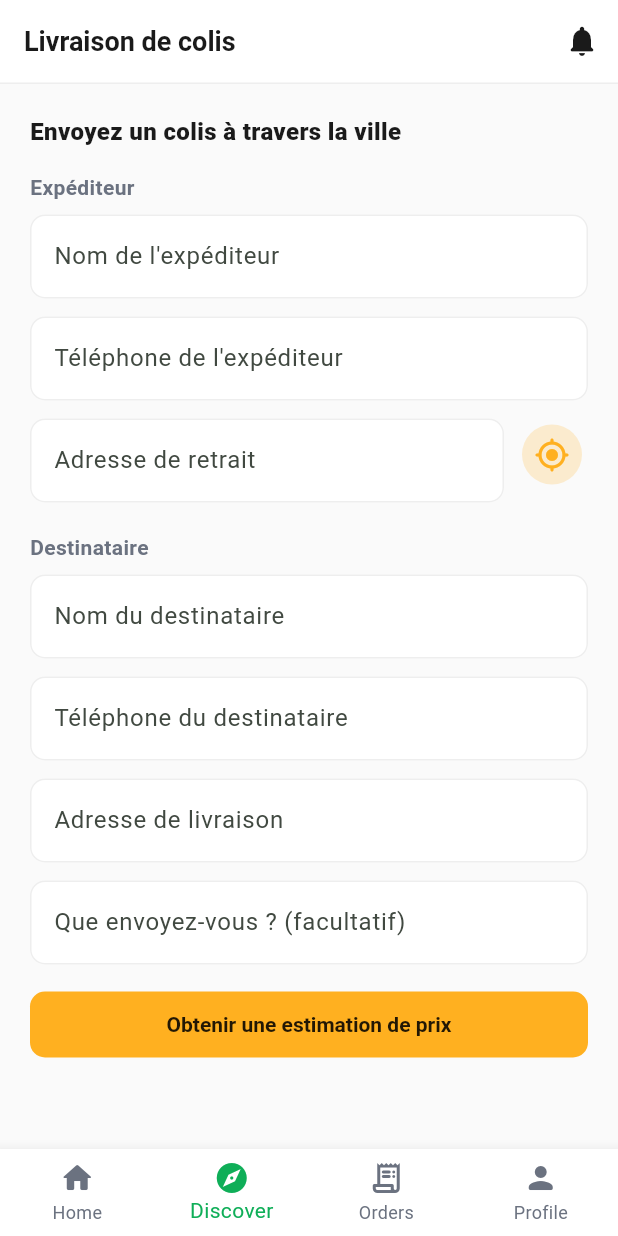
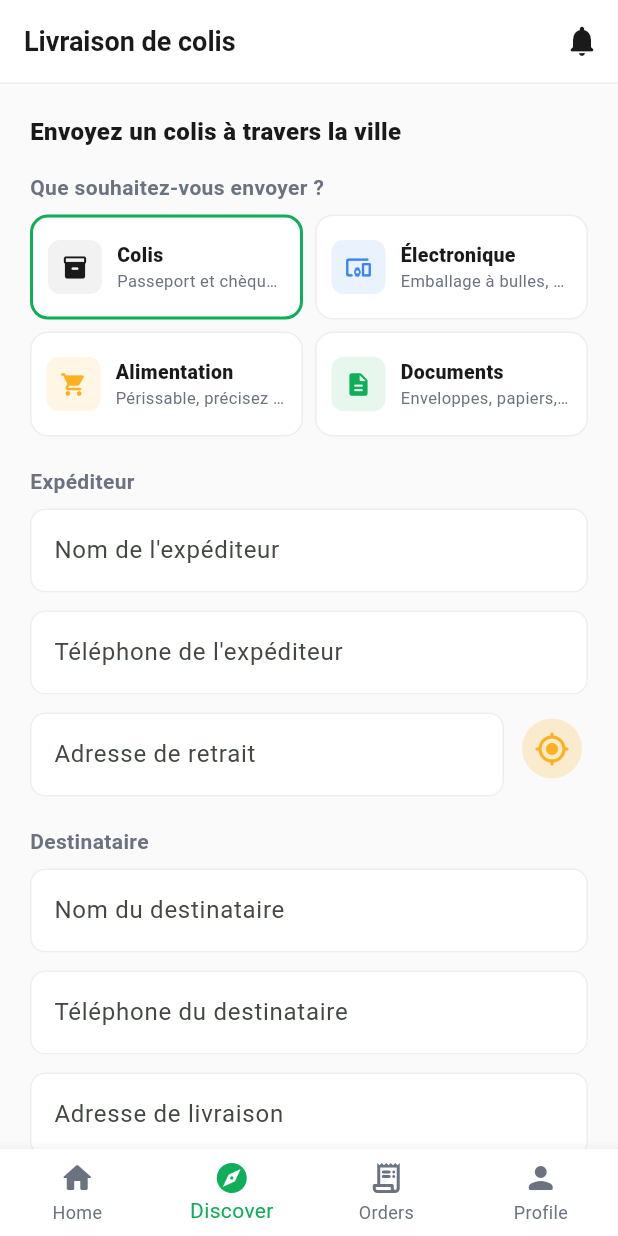
Before and after one commit to toubapay/ocassweb, a Flutter app: the DeliveryScreen screen opened by its route, on a phone screen of 412 x 824 dp. Run offline on Flutter 3.47's test engine with Material 3 defaults, Android fonts, the phone set to English and light mode, and no system bars; our stand-ins replace dio, flutter_contacts, flutter_secure_storage, geolocator, go_router, google_maps_flutter and 2 more; accounts and stored records are empty; network calls fail.

Commit message:
Add delivery package type selector and redesigned distance/price card
Adds a package type field (Package/Electronics/Food/Documents) to
delivery requests, shown as a 2x2 selectable card grid on the request
form and as a badge on the list/detail views. Also extracts the
distance+price summary into a shared two-column card component used
consistently on the create form and tracking page, mirroring the
reference delivery app's layout. Mirrored across web and Flutter.

```diff
--- /dev/null
+++ b/mobile/lib/constants/delivery_package_types.dart
@@ -0,0 +1,51 @@
+import 'package:flutter/material.dart';
+
+import '../theme/app_theme.dart';
+
+/// Dart port of src/constants/deliveryPackageTypes.js - same 4 package
+/// types, same icon/color/background pairing per type. "Restaurant" from
+/// the reference design is intentionally left out, same reasoning as the
+/// web version: Ocass already has a dedicated Restaurant module.
+class DeliveryPackageTypeInfo {
+  final String key;
+  final IconData icon;
+  final Color color;
+  final Color bg;
+
+  const DeliveryPackageTypeInfo({
+    required this.key,
+    required this.icon,
+    required this.color,
+    required this.bg,
+  });
+}
+
+const List<DeliveryPackageTypeInfo> deliveryPackageTypes = [
+  DeliveryPackageTypeInfo(
+    key: 'PACKAGE',
+    icon: Icons.inventory_2_rounded,
+    color: AppColors.textPrimary,
+    bg: Color(0xFFF2F2F2),
+  ),
+  DeliveryPackageTypeInfo(
+    key: 'ELECTRONICS',
+    icon: Icons.devices_other_rounded,
+    color: AppColors.blue,
+    bg: AppColors.blueSoft,
+  ),
+  DeliveryPackageTypeInfo(
+    key: 'FOOD',
+    icon: Icons.local_grocery_store_rounded,
+    color: AppColors.amber,
+    bg: AppColors.amberSoft,
+  ),
+  DeliveryPackageTypeInfo(
+    key: 'DOCUMENT',
+    icon: Icons.description_rounded,
+    color: AppColors.green,
+    bg: AppColors.greenSoft,
+  ),
+];
+
+DeliveryPackageTypeInfo packageTypeConfig(String? key) =>
+    deliveryPackageTypes.firstWhere((p) => p.key == key, orElse: () => deliveryPackageTypes.first);
--- a/mobile/lib/core/api_client.dart
+++ b/mobile/lib/core/api_client.dart
@@ -208,6 +208,7 @@ class ApiClient {
     required String dropoffAddress,
     required String receiverName,
     required String receiverPhone,
+    String packageType = 'PACKAGE',
     String? senderName,
     String? senderPhone,
     String? packageNote,
@@ -221,6 +222,7 @@ class ApiClient {
       'dropoffAddress': dropoffAddress,
       'receiverName': receiverName,
       'receiverPhone': receiverPhone,
+      'packageType': packageType,
       if (senderName != null && senderName.isNotEmpty) 'senderName': senderName,
       if (senderPhone != null && senderPhone.isNotEmpty) 'senderPhone': senderPhone,
       if (packageNote != null && packageNote.isNotEmpty) 'packageNote': packageNote,
--- a/mobile/lib/l10n/strings_fr.dart
+++ b/mobile/lib/l10n/strings_fr.dart
@@ -117,6 +117,15 @@ const Map<String, String> frStrings = {
   'delivery.locationSet': 'Position de retrait définie',
   'delivery.loginToRequest': 'Connectez-vous pour demander une livraison',
   'delivery.packageNote': 'Que envoyez-vous ? (facultatif)',
+  'delivery.packageType.heading': 'Que souhaitez-vous envoyer ?',
+  'delivery.packageType.PACKAGE.label': 'Colis',
+  'delivery.packageType.PACKAGE.hint': 'Passeport et chèques bancaires interdits',
+  'delivery.packageType.ELECTRONICS.label': 'Électronique',
+  'delivery.packageType.ELECTRONICS.hint': 'Emballage à bulles, précisez si fragile',
+  'delivery.packageType.FOOD.label': 'Alimentation',
+  'delivery.packageType.FOOD.hint': 'Périssable, précisez si à garder au frais',
+  'delivery.packageType.DOCUMENT.label': 'Documents',
+  'delivery.packageType.DOCUMENT.hint': "Enveloppes, papiers, copies de pièces d'identité",
   'delivery.pickupAddress': 'Adresse de retrait',
   'delivery.priceEstimateLabel': 'Prix estimé',
   'delivery.receiverName': 'Nom du destinataire',
--- a/mobile/lib/models/delivery_request.dart
+++ b/mobile/lib/models/delivery_request.dart
@@ -24,6 +24,7 @@ class DeliveryRequest {
   final String id;
   final String? senderName;
   final String? senderPhone;
+  final String packageType;
   final String pickupAddress;
   final double? pickupLat;
   final double? pickupLng;
@@ -45,6 +46,7 @@ class DeliveryRequest {
     required this.id,
     this.senderName,
     this.senderPhone,
+    this.packageType = 'PACKAGE',
     required this.pickupAddress,
     this.pickupLat,
     this.pickupLng,
@@ -67,6 +69,7 @@ class DeliveryRequest {
         id: json['id'] as String,
         senderName: json['senderName'] as String?,
         senderPhone: json['senderPhone'] as String?,
+        packageType: json['packageType'] as String? ?? 'PACKAGE',
         pickupAddress: json['pickupAddress'] as String,
         pickupLat: _parseNullableFloat(json['pickupLat']),
         pickupLng: _parseNullableFloat(json['pickupLng']),
--- a/mobile/lib/screens/delivery/delivery_screen.dart
+++ b/mobile/lib/screens/delivery/delivery_screen.dart
@@ -2,6 +2,7 @@ import 'package:flutter/material.dart';
 import 'package:go_router/go_router.dart';
 import 'package:provider/provider.dart';
 
+import '../../constants/delivery_package_types.dart';
 import '../../core/api_client.dart';
 import '../../core/format.dart';
 import '../../core/geo.dart';
@@ -10,6 +11,7 @@ import '../../models/delivery_request.dart';
 import '../../providers/auth_provider.dart';
 import '../../theme/app_theme.dart';
 import '../../widgets/address_autocomplete_field.dart';
+import '../../widgets/delivery_distance_price_card.dart';
 import '../../widgets/live_tracking_map.dart';
 import '../../widgets/top_bar.dart';
 
@@ -29,6 +31,7 @@ class _DeliveryScreenState extends State<DeliveryScreen> {
   final _dropoffController = TextEditingController();
   final _noteController = TextEditingController();
   bool _submitting = false;
+  String _packageType = 'PACKAGE';
   List<DeliveryRequest> _requests = [];
   (double, double)? _pickupCoords;
   (double, double)? _dropoffCoords;
@@ -134,6 +137,7 @@ class _DeliveryScreenState extends State<DeliveryScreen> {
     setState(() => _submitting = true);
     try {
       final request = await apiClient.createDeliveryRequest(
+        packageType: _packageType,
         pickupAddress: _pickupController.text.trim(),
         dropoffAddress: _dropoffController.text.trim(),
         receiverName: _receiverNameController.text.trim(),
@@ -161,6 +165,7 @@ class _DeliveryScreenState extends State<DeliveryScreen> {
         _pickupCoords = null;
         _dropoffCoords = null;
         _feeQuote = null;
+        _packageType = 'PACKAGE';
       });
       await _loadRequests();
     } catch (_) {
@@ -183,6 +188,62 @@ class _DeliveryScreenState extends State<DeliveryScreen> {
           Text(context.t('delivery.heading'),
               style: const TextStyle(fontWeight: FontWeight.w800, fontSize: 16)),
           const SizedBox(height: 16),
+          Text(context.t('delivery.packageType.heading'),
+              style: const TextStyle(fontWeight: FontWeight.w700, color: AppColors.textSecondary)),
+          const SizedBox(height: 8),
+          GridView.count(
+            crossAxisCount: 2,
+            shrinkWrap: true,
+            physics: const NeverScrollableScrollPhysics(),
+            mainAxisSpacing: 8,
+            crossAxisSpacing: 8,
+            childAspectRatio: 2.6,
+            children: deliveryPackageTypes.map((p) {
+              final selected = _packageType == p.key;
+              return InkWell(
+                borderRadius: BorderRadius.circular(12),
+                onTap: () => setState(() => _packageType = p.key),
+                child: Container(
+                  padding: const EdgeInsets.all(10),
+                  decoration: BoxDecoration(
+                    borderRadius: BorderRadius.circular(12),
+                    color: Colors.white,
+                    border: Border.all(
+                      color: selected ? Theme.of(context).colorScheme.primary : AppColors.divider,
+                      width: selected ? 2 : 1,
+                    ),
+                  ),
+                  child: Row(
+                    children: [
+                      Container(
+                        width: 36,
+                        height: 36,
+                        decoration: BoxDecoration(color: p.bg, borderRadius: BorderRadius.circular(8)),
+                        child: Icon(p.icon, color: p.color, size: 18),
+                      ),
+                      const SizedBox(width: 10),
+                      Expanded(
+                        child: Column(
+                          crossAxisAlignment: CrossAxisAlignment.start,
+                          mainAxisSize: MainAxisSize.min,
+                          children: [
+                            Text(context.t('delivery.packageType.${p.key}.label'),
+                                style: const TextStyle(fontWeight: FontWeight.w800, fontSize: 13),
+                                overflow: TextOverflow.ellipsis),
+                            Text(context.t('delivery.packageType.${p.key}.hint'),
+                                style: const TextStyle(color: AppColors.textSecondary, fontSize: 11),
+                                maxLines: 1,
+                                overflow: TextOverflow.ellipsis),
+                          ],
+                        ),
+                      ),
+                    ],
+                  ),
+                ),
+              );
+            }).toList(),
+          ),
+          const SizedBox(height: 20),
           Text(context.t('delivery.senderSectionTitle'),
               style: const TextStyle(fontWeight: FontWeight.w700, color: AppColors.textSecondary)),
           const SizedBox(height: 8),
@@ -258,13 +319,9 @@ class _DeliveryScreenState extends State<DeliveryScreen> {
             LiveTrackingMap(pickup: _pickupCoords, dropoff: _dropoffCoords, height: 180),
             if (_feeQuote != null) ...[
               const SizedBox(height: 8),
-              Text(
-                context.t('delivery.distanceAndPrice', {
-                  'km': _feeQuote!.distanceKm.toStringAsFixed(1),
-                  'amount': formatCfa(_feeQuote!.priceEstimate),
-                }),
-                textAlign: TextAlign.center,
-                style: const TextStyle(fontWeight: FontWeight.w700),
+              DeliveryDistancePriceCard(
+                distanceKm: _feeQuote!.distanceKm,
+                priceEstimate: _feeQuote!.priceEstimate,
               ),
             ],
           ],
@@ -284,7 +341,10 @@ class _DeliveryScreenState extends State<DeliveryScreen> {
             const SizedBox(height: 28),
             Text(context.t('delivery.yourRequests'), style: const TextStyle(fontWeight: FontWeight.w800)),
             const SizedBox(height: 12),
-            ..._requests.map((r) => Container(
+            ..._requests.map((r) => InkWell(
+                  borderRadius: BorderRadius.circular(12),
+                  onTap: () => context.push('/delivery/track/${r.id}'),
+                  child: Container(
                   margin: const EdgeInsets.only(bottom: 12),
                   padding: const EdgeInsets.all(12),
                   decoration: BoxDecoration(
@@ -301,6 +361,16 @@ class _DeliveryScreenState extends State<DeliveryScreen> {
                               label: Text(context.tOr('delivery.status.${r.status}', r.status)),
                               visualDensity: VisualDensity.compact),
                         ],
+                      ),
+                      const SizedBox(height: 4),
+                      Chip(
+                        avatar: Icon(packageTypeConfig(r.packageType).icon,
+                            size: 16, color: packageTypeConfig(r.packageType).color),
+                        label: Text(context.t('delivery.packageType.${r.packageType}.label'),
+                            style: const TextStyle(fontWeight: FontWeight.w700, fontSize: 12)),
+                        visualDensity: VisualDensity.compact,
+                        backgroundColor: Colors.white,
+                        side: const BorderSide(color: AppColors.divider),
                       ),
                       Row(
                         mainAxisAlignment: MainAxisAlignment.spaceBetween,
@@ -343,6 +413,7 @@ class _DeliveryScreenState extends State<DeliveryScreen> {
                       ),
                     ],
                   ),
+                  ),
                 )),
           ],
         ],
--- a/src/i18n/locales/fr.json
+++ b/src/i18n/locales/fr.json
@@ -260,6 +260,13 @@
   "delivery": {
     "title": "Livraison de colis",
     "heading": "Envoyez un colis à travers la ville",
+    "packageType": {
+      "heading": "Que souhaitez-vous envoyer ?",
+      "PACKAGE": { "label": "Colis", "hint": "Passeport et chèques bancaires interdits" },
+      "ELECTRONICS": { "label": "Électronique", "hint": "Emballage à bulles, précisez si fragile" },
+      "FOOD": { "label": "Alimentation", "hint": "Périssable, précisez si à garder au frais" },
+      "DOCUMENT": { "label": "Documents", "hint": "Enveloppes, papiers, copies de pièces d'identité" }
+    },
     "senderSectionTitle": "Expéditeur",
     "receiverSectionTitle": "Destinataire",
     "senderName": "Nom de l'expéditeur",
```
Also changed, not shown: mobile/lib/l10n/strings_en.dart (+9 -0 lines), mobile/lib/screens/delivery/delivery_track_screen.dart (+18 -21 lines), mobile/lib/widgets/delivery_distance_price_card.dart (added, +92 -0 lines), src/i18n/locales/en.json (+7 -0 lines), 7 other files.
